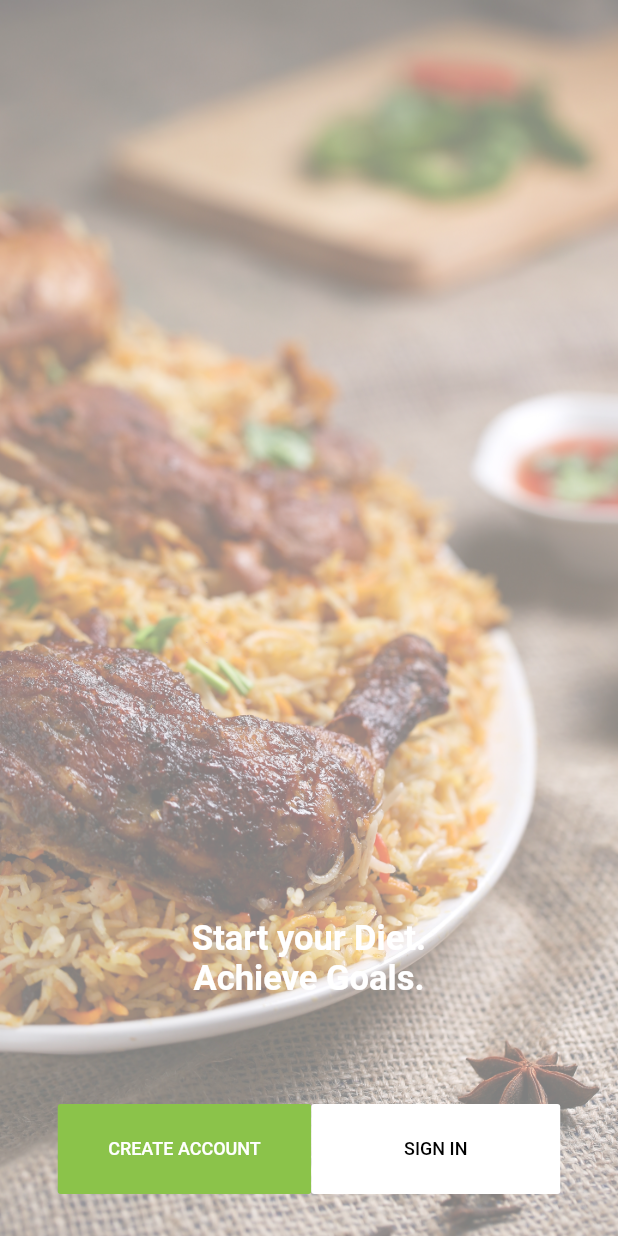
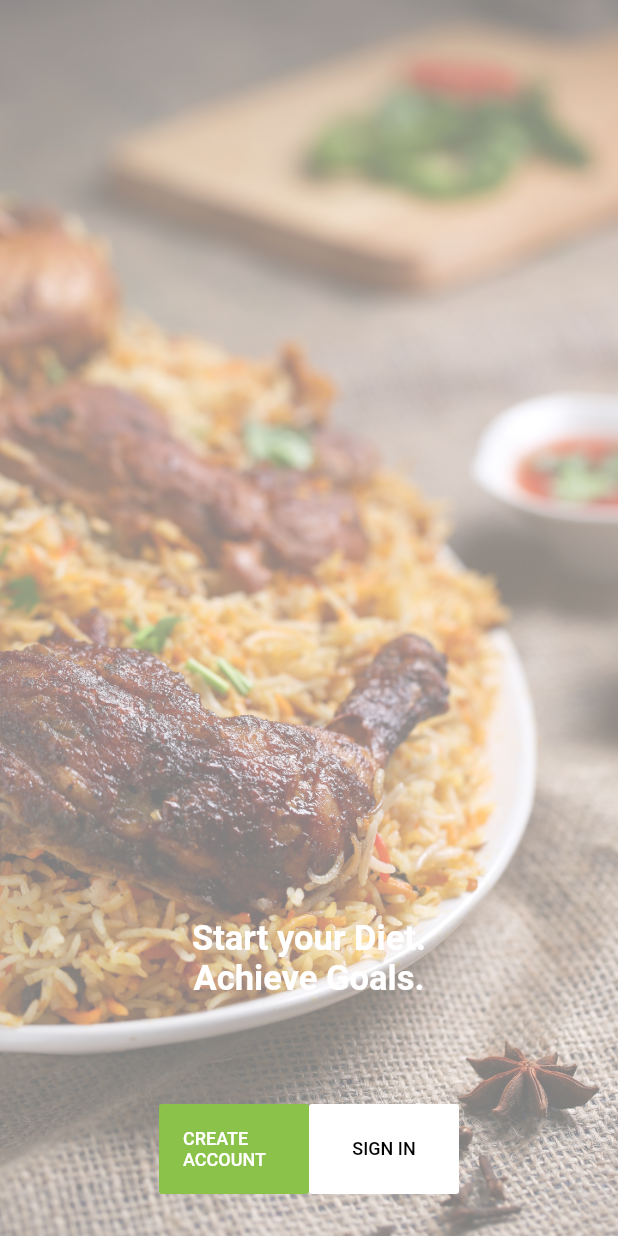
Before and after one commit to Zfinix/mplanner, a Flutter app: the screen it shows after launch, on a phone screen of 412 x 824 dp. Run offline on Flutter 3.47's test engine with Material 2 defaults, Android fonts, the phone set to English and light mode, and no system bars; our stand-ins replace cloud_firestore, firebase_auth, firebase_database, firebase_storage, flutter_mobx, flutter_svg and 3 more; missing offline and left inert: bmnav; accounts and stored records are empty; generated files the repository leaves out were written again.

```diff
--- a/lib/views/auth/loginPage.dart
+++ b/lib/views/auth/loginPage.dart
@@ -130,7 +130,7 @@ class _LoginPageState extends State<LoginPage> {
     return Padding(
       padding: EdgeInsets.fromLTRB(30.0, 0, 30.0, 0),
       child: TextFormField(
-        initialValue: 'qqqqqq',
+        //initialValue: 'qqqqqq',
         validator: (value) {
           if (value.length > 4) {
             setState(() {
@@ -157,7 +157,7 @@ class _LoginPageState extends State<LoginPage> {
     return Padding(
       padding: EdgeInsets.fromLTRB(30.0, 0, 30.0, 0),
       child: TextFormField(
-        initialValue: 'chiziaruhoma@gmail.com',
+       // initialValue: 'chiziaruhoma@gmail.com',
         validator: (value) {
           if (validator.isEmail(value)) {
             setState(() {
--- a/lib/views/intersit/intersitPage.dart
+++ b/lib/views/intersit/intersitPage.dart
@@ -18,7 +18,7 @@ class _IntersitPageState extends State<IntersitPage> {
   @override
   void initState() {
     super.initState();
-    login();
+    //  login();
   }
 
   @override
@@ -53,9 +53,11 @@ class _IntersitPageState extends State<IntersitPage> {
               child: Row(
                 mainAxisAlignment: MainAxisAlignment.center,
                 children: <Widget>[
-                  Container(
-                    width: 169,
+                  Flexible(
+                    flex: 1,
+                    child: Container(
                       height: 60,
+                      width: 100,
                       child: FlatButton(
                         child: Text(
                           'CREATE ACCOUNT',
@@ -71,9 +73,12 @@ class _IntersitPageState extends State<IntersitPage> {
                         },
                       ),
                     ),
-                  Container(
+                  ),
+                  Flexible(
+                    flex: 1,
+                    child: Container(
+                      width: 100,
                       height: 60,
-                    width: 166,
                       child: FlatButton(
                         child: Text(
                           'SIGN IN',
@@ -88,6 +93,7 @@ class _IntersitPageState extends State<IntersitPage> {
                                   builder: (context) => LoginPage()));
                         },
                       ),
+                    ),
                   )
                 ],
               ),
@@ -100,7 +106,7 @@ class _IntersitPageState extends State<IntersitPage> {
 
   void login() async {
     FirebaseUser user = await auth.getCurrentUser();
-    if(user != null){
+    if (user != null) {
       Navigator.pop(context);
       Navigator.pushReplacement(
         context,
@@ -108,7 +114,6 @@ class _IntersitPageState extends State<IntersitPage> {
           builder: (context) => Controller(user: user),
         ),
       );
-
     }
   }
 }
```
Also changed, not shown: lib/views/auth/signupPage.dart (+4 -4 lines). Lines whose indentation alone changed are shown as unchanged.
